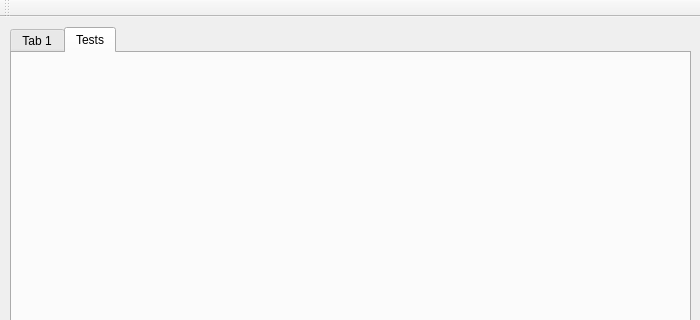
First picture: the form in mainwindow.ui, repository DPinato/Emulient, before the edit; both pictures show x 0 to 700 and y 0 to 320 of the 700 by 491 pixel window.
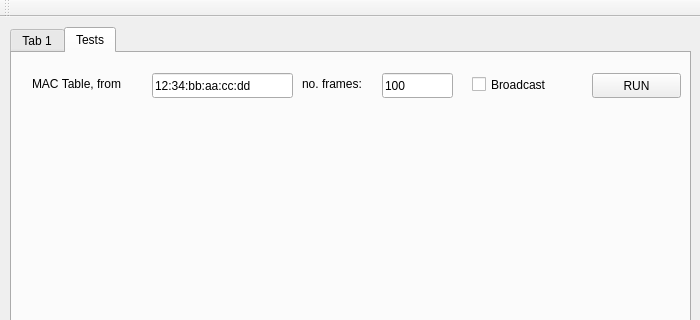
Second picture: the form after the edit. The open tabs and pages were chosen to show the change.

Commit message:
Added MAC table test
TODO:
- make functions to assign src/dst MAC addresses (L2 header helper
class?)

The edit to the form file:
```diff
--- a/mainwindow.ui
+++ b/mainwindow.ui
@@ -112,6 +112,90 @@
      <attribute name="title">
       <string>Tests</string>
      </attribute>
+     <widget class="QLabel" name="label_3">
+      <property name="geometry">
+       <rect>
+        <x>20</x>
+        <y>20</y>
+        <width>121</width>
+        <height>21</height>
+       </rect>
+      </property>
+      <property name="text">
+       <string>MAC Table, from</string>
+      </property>
+     </widget>
+     <widget class="QLineEdit" name="macTableTestEdit">
+      <property name="geometry">
+       <rect>
+        <x>140</x>
+        <y>20</y>
+        <width>141</width>
+        <height>25</height>
+       </rect>
+      </property>
+      <property name="text">
+       <string>12:34:bb:aa:cc:dd</string>
+      </property>
+      <property name="maxLength">
+       <number>17</number>
+      </property>
+     </widget>
+     <widget class="QLabel" name="label_4">
+      <property name="geometry">
+       <rect>
+        <x>290</x>
+        <y>20</y>
+        <width>81</width>
+        <height>21</height>
+       </rect>
+      </property>
+      <property name="text">
+       <string>no. frames:</string>
+      </property>
+     </widget>
+     <widget class="QLineEdit" name="frameNoEdit">
+      <property name="geometry">
+       <rect>
+        <x>370</x>
+        <y>20</y>
+        <width>71</width>
+        <height>25</height>
+       </rect>
+      </property>
+      <property name="text">
+       <string>100</string>
+      </property>
+      <property name="maxLength">
+       <number>7</number>
+      </property>
+     </widget>
+     <widget class="QPushButton" name="runMacTableButton">
+      <property name="geometry">
+       <rect>
+        <x>580</x>
+        <y>20</y>
+        <width>89</width>
+        <height>25</height>
+       </rect>
+      </property>
+      <property name="text">
+       <string>RUN</string>
+      </property>
+     </widget>
+     <widget class="QCheckBox" name="bcastCheckBox">
+      <property name="geometry">
+       <rect>
+        <x>460</x>
+        <y>20</y>
+        <width>92</width>
+        <height>23</height>
+       </rect>
+      </property>
+      <property name="text">
+       <string>Broadcast</string>
+      </property>
+     </widget>
     </widget>
    </widget>
   </widget>
```
Left out of the diff: 67 changed lines with no effect on the pictures. The commit also changes 3 other files.
